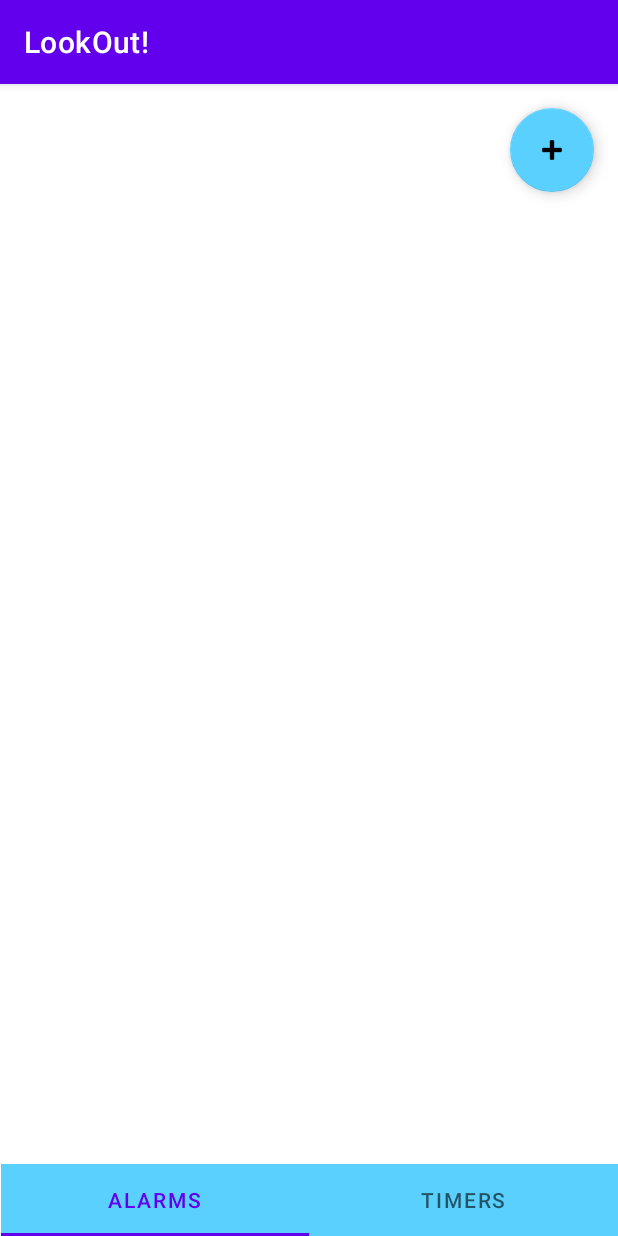
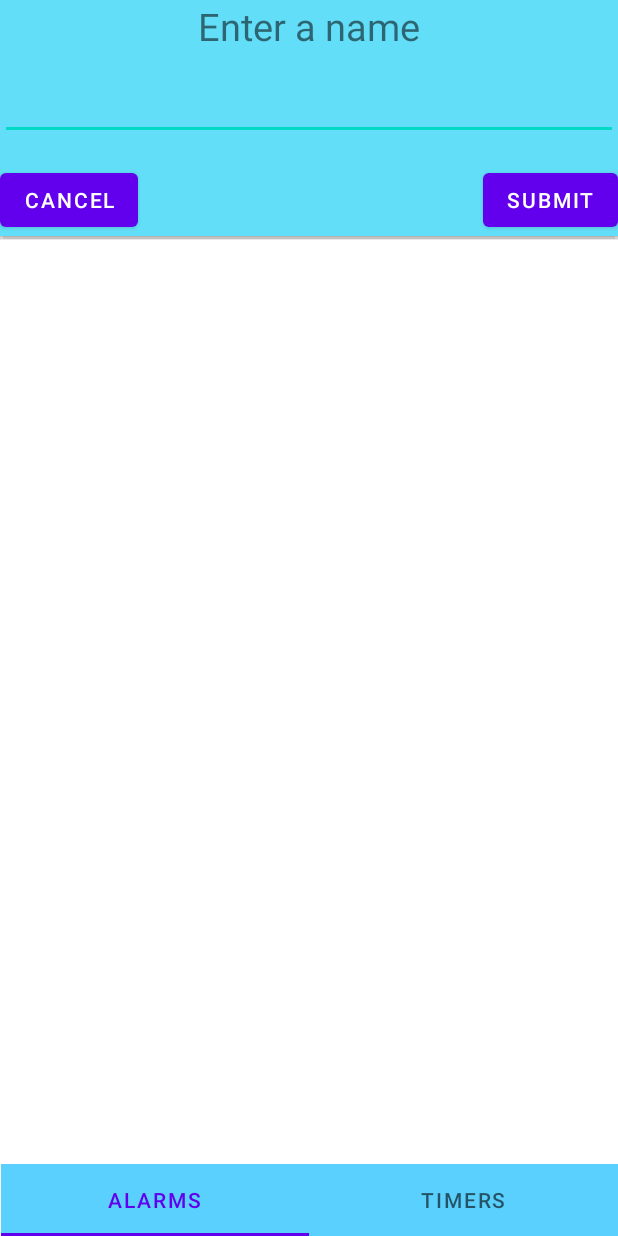
Before and after one commit to calicojack1720/LookOut, an Android app: the AlarmActivity screen opened directly, with no data from a screen before it, after a tap on "New Alarm", on a phone screen of 412 x 824 dp. Run offline under Robolectric (Android 15) with nearby library versions, the phone set to English and light mode, and no system bars.

Commit message:
Created Editable TextBox in popup_window.xml and popup_window.xml Removed unnecessary item in activity_alarms.xml

```diff
--- a/LookOut/app/src/main/java/com/example/lologin/AlarmActivity.kt
+++ b/LookOut/app/src/main/java/com/example/lologin/AlarmActivity.kt
@@ -14,8 +14,10 @@ import androidx.appcompat.app.AppCompatActivity
 import com.example.lologin.ui.login.LoginActivity
 import com.google.android.material.tabs.TabLayout
 import android.view.View
+import android.view.ViewGroup
 import android.widget.EditText
 import android.widget.Toast
+import com.google.android.material.floatingactionbutton.FloatingActionButton
 
 
 class AlarmActivity : AppCompatActivity() {
@@ -49,13 +51,37 @@ class AlarmActivity : AppCompatActivity() {
             }
         })
 
+        //new
+        val addAlarmButton = findViewById<FloatingActionButton>(R.id.addalarm)
+        addAlarmButton.setOnClickListener {showPopup()}
     }
-    fun onAddAlarmButtonClick(view: View) {
-        val inflater = getSystemService(Context.LAYOUT_INFLATER_SERVICE) as LayoutInflater
-        val popupView = inflater.inflate(R.layout.popup_window, null)
-        val popupWindow = PopupWindow(popupView, WindowManager.LayoutParams.WRAP_CONTENT, WindowManager.LayoutParams.WRAP_CONTENT)
-        popupWindow.showAtLocation(view, Gravity.CENTER, 0, -800)
+    private fun showPopup() {
+        val popUpView = layoutInflater.inflate(R.layout.popup_window, null)
+
+        val popupWindow = PopupWindow(popUpView, ViewGroup.LayoutParams.WRAP_CONTENT, ViewGroup.LayoutParams.WRAP_CONTENT, true)
+        popupWindow.showAtLocation(popUpView, Gravity.CENTER, 0, 0)
+
+        val cancelButton = popUpView.findViewById<Button>(R.id.cancel_button)
+        cancelButton.setOnClickListener {popupWindow.dismiss()}
+
+        val submitButton = popUpView.findViewById<Button>(R.id.submitbutton)
+        submitButton.setOnClickListener {
+            val alarmName = popUpView.findViewById<EditText>(R.id.name_text_box)
+            val name = alarmName.text.toString()
+            //FIXME: Currently does nothing with name
+            popupWindow.dismiss()
+        }
+    }
+
+//    fun onAddAlarmButtonClick(view: View) {
+//        val inflater = getSystemService(Context.LAYOUT_INFLATER_SERVICE) as LayoutInflater
+//        val popupView = inflater.inflate(R.layout.popup_window, null)
+//        val popupWindow = PopupWindow(popupView, WindowManager.LayoutParams.WRAP_CONTENT, WindowManager.LayoutParams.WRAP_CONTENT)
+//        popupWindow.showAtLocation(view, Gravity.CENTER, 0, -800)
 //        val editAlarmName = popupView.findViewById<EditText>(R.id.EnterName)
-//        editAlarmName.requestFocus()
-    }
+////        val editAlarmName = popupView.findViewById<EditText>(R.id.EnterName)
+////        editAlarmName.requestFocus()
+//    }
+    //Add new Alarm
+
 }
--- a/LookOut/app/src/main/res/layout/activity_alarms.xml
+++ b/LookOut/app/src/main/res/layout/activity_alarms.xml
@@ -42,7 +42,6 @@
         android:clickable="true"
         android:contentDescription="@string/new_alarm"
         android:focusable="true"
-        android:onClick="onAddAlarmButtonClick"
         app:backgroundTint="@color/button_background"
         app:layout_constraintEnd_toEndOf="parent"
         app:layout_constraintTop_toTopOf="parent"
--- a/LookOut/app/src/main/res/layout/popup_window.xml
+++ b/LookOut/app/src/main/res/layout/popup_window.xml
@@ -5,18 +5,54 @@
     android:layout_height="wrap_content"
     android:background="#62def8">
 
+<!--CODE BELOW COMMENTED OUT HAS NO USE-->
+<!--    <EditText-->
+<!--        android:id="@+id/EnterName"-->
+<!--        android:layout_width="wrap_content"-->
+<!--        android:layout_height="wrap_content"-->
+<!--        android:layout_centerInParent="true"-->
+<!--        android:layout_marginStart="30dp"-->
+<!--        android:layout_marginTop="30dp"-->
+<!--        android:layout_marginEnd="30dp"-->
+<!--        android:layout_marginBottom="30dp"-->
+<!--        android:hint="Enter Alarm Name"-->
+<!--        android:inputType="text"-->
+<!--        android:textSize="22sp"/>-->
+    <TextView
+        android:id="@+id/popup_title"
+        android:layout_width="match_parent"
+        android:layout_height="wrap_content"
+        android:text="Enter a name"
+        android:textAlignment="center"
+        android:textSize="25sp"/>
+
     <EditText
-        android:id="@+id/EnterName"
+        android:id="@+id/name_text_box"
+        android:layout_width="match_parent"
+        android:layout_height="wrap_content"
+        android:layout_below="@+id/popup_title"
+        android:layout_marginTop="16dp"
+        android:inputType="text"
+        android:maxLines="1"
+        android:textSize="16sp"/>
+
+    <Button
+        android:id="@+id/cancel_button"
         android:layout_width="wrap_content"
         android:layout_height="wrap_content"
-        android:layout_centerInParent="true"
-        android:layout_marginStart="30dp"
-        android:layout_marginTop="30dp"
-        android:layout_marginEnd="30dp"
-        android:layout_marginBottom="30dp"
-        android:hint="Enter Alarm Name"
-        android:inputType="textPersonName"
-        android:textSize="22sp" />
+        android:layout_below="@+id/name_text_box"
+        android:layout_marginTop="16dp"
+        android:layout_alignParentStart="true"
+        android:text="Cancel"/>
+
+    <Button
+        android:id="@+id/submitbutton"
+        android:layout_width="wrap_content"
+        android:layout_height="wrap_content"
+        android:layout_below="@+id/name_text_box"
+        android:layout_marginTop="16dp"
+        android:layout_alignParentEnd="true"
+        android:text="Submit"/>
 
 
 </RelativeLayout>
```
